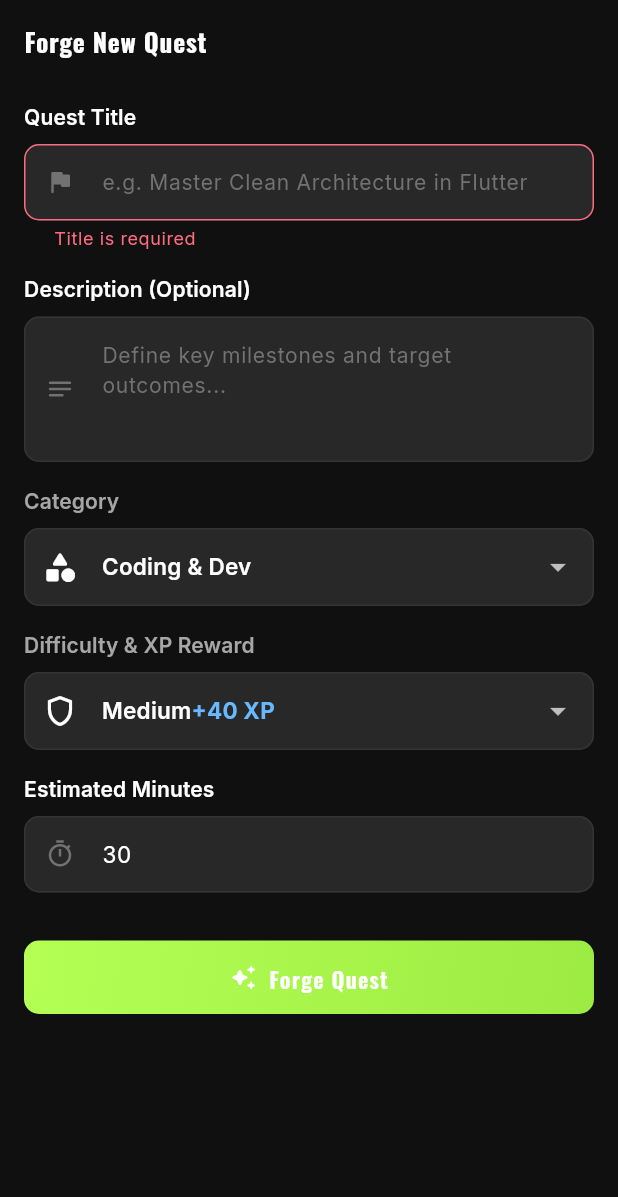
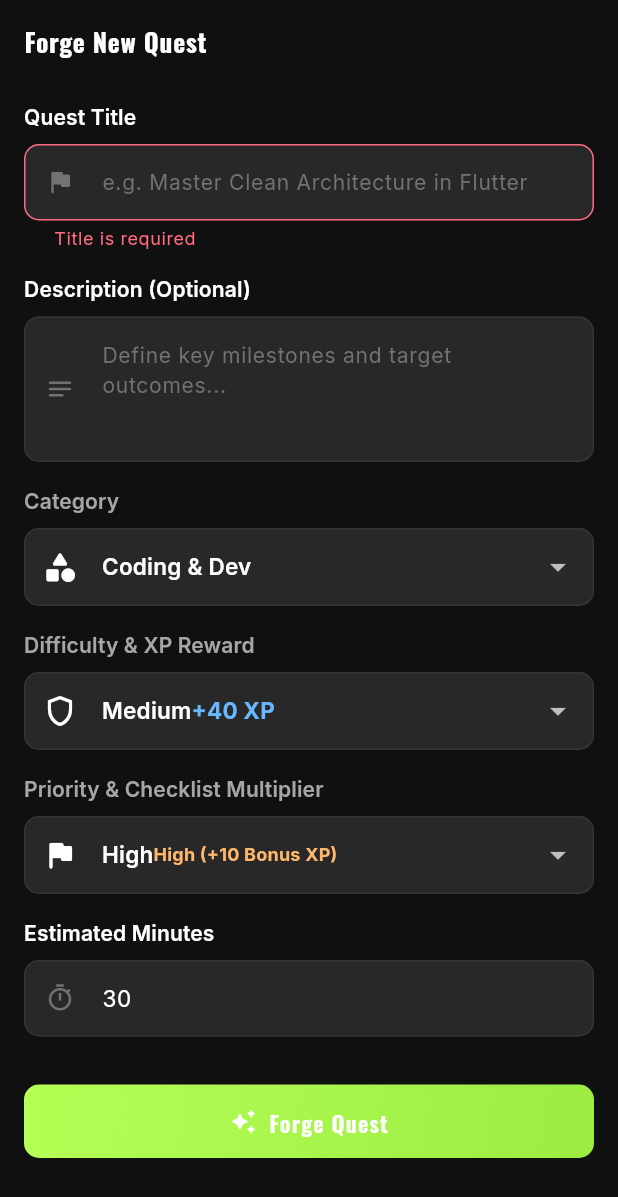
Before and after one commit to sukrut07/Questly, a Flutter app: the CreateQuestScreen screen opened by its route, after a tap on "Forge Quest", on a phone screen of 412 x 824 dp. Shown: the top 1197 px of the screen. Run offline on Flutter 3.47's test engine with Material 3 defaults, Android fonts, the phone set to English and light mode, and no system bars; our stand-ins replace dio, fl_chart, flutter_riverpod, flutter_secure_storage, go_router, google_fonts and 1 more; accounts and stored records are empty.

Commit message:
feat: update XP calculation engine and add priority selector to quest creation

```diff
--- a/mobile/lib/features/dashboard/data/repositories/mock_dashboard_repository.dart
+++ b/mobile/lib/features/dashboard/data/repositories/mock_dashboard_repository.dart
@@ -97,18 +97,21 @@ class MockDashboardRepository implements DashboardRepository {
         .where((q) => q.status != QuestStatus.completed)
         .toList();
 
-    // 1. Earned Quest XP
+    // 1. Earned Quest XP from completed priority tasks
     final earnedQuestXp = completedQuests.fold<int>(
       0,
       (sum, q) => sum + q.xpReward,
     );
 
-    // 2. Earned Subtask XP (10 XP per subtask completed)
-    final completedSubtasksCount = quests
-        .expand((q) => q.subtasks)
-        .where((s) => s.isCompleted)
-        .length;
-    final earnedSubtaskXp = completedSubtasksCount * 10;
+    // 2. Earned Subtask XP from checked checklist items (scaled by priority)
+    var earnedSubtaskXp = 0;
+    for (final q in quests) {
+      final done = q.subtasks.where((s) => s.isCompleted).length;
+      if (done > 0) {
+        earnedSubtaskXp +=
+            done * XpProgressionEngine.calculateSubtaskXp(q.priority);
+      }
+    }
 
     // 3. Earned Focus XP
     final focusSessions = focusRepository != null
--- a/mobile/lib/features/quests/presentation/screens/create_quest_screen.dart
+++ b/mobile/lib/features/quests/presentation/screens/create_quest_screen.dart
@@ -6,6 +6,7 @@ import 'package:questly/app/theme/app_spacing.dart';
 import 'package:questly/core/extensions/context_extensions.dart';
 import 'package:questly/core/utils/validators.dart';
 import 'package:questly/features/dashboard/presentation/providers/dashboard_providers.dart';
+import 'package:questly/features/gamification/domain/engine/xp_progression_engine.dart';
 import 'package:questly/shared/enums/quest_enums.dart';
 import 'package:questly/shared/models/quest.dart';
 import 'package:questly/shared/widgets/app_button.dart';
@@ -26,7 +27,7 @@ class _CreateQuestScreenState extends ConsumerState<CreateQuestScreen> {
 
   QuestCategory _category = QuestCategory.coding;
   QuestDifficulty _difficulty = QuestDifficulty.medium;
-  final QuestPriority _priority = QuestPriority.medium;
+  QuestPriority _priority = QuestPriority.high;
   bool _isLoading = false;
 
   @override
@@ -44,6 +45,12 @@ class _CreateQuestScreenState extends ConsumerState<CreateQuestScreen> {
 
     try {
       final minutes = int.tryParse(_minutesController.text.trim()) ?? 30;
+      final xp = XpProgressionEngine.calculateTaskChecklistXp(
+        priority: _priority,
+        difficulty: _difficulty,
+        estimatedMinutes: minutes,
+      );
+
       final newQuest = Quest(
         id: 'quest_${DateTime.now().millisecondsSinceEpoch}',
         title: _titleController.text.trim(),
@@ -52,7 +59,7 @@ class _CreateQuestScreenState extends ConsumerState<CreateQuestScreen> {
         difficulty: _difficulty,
         priority: _priority,
         estimatedMinutes: minutes,
-        xpReward: _difficulty.xpReward,
+        xpReward: xp,
         createdAt: DateTime.now(),
       );
 
@@ -168,6 +175,48 @@ class _CreateQuestScreenState extends ConsumerState<CreateQuestScreen> {
               ),
               const SizedBox(height: AppSpacing.md),
 
+              // Priority Selector (Checklist XP Multiplier)
+              Text(
+                'Priority & Checklist Multiplier',
+                style: theme.textTheme.titleSmall?.copyWith(
+                  fontWeight: FontWeight.w600,
+                ),
+              ),
+              const SizedBox(height: AppSpacing.xs),
+              DropdownButtonFormField<QuestPriority>(
+                initialValue: _priority,
+                decoration: const InputDecoration(
+                  prefixIcon: Icon(Icons.flag_rounded),
+                ),
+                items: QuestPriority.values.map((p) {
+                  return DropdownMenuItem(
+                    value: p,
+                    child: Row(
+                      mainAxisAlignment: MainAxisAlignment.spaceBetween,
+                      children: [
+                        Text(p.displayName),
+                        Text(
+                          p == QuestPriority.urgent
+                              ? 'Urgent (+20 Bonus XP)'
+                              : p == QuestPriority.high
+                              ? 'High (+10 Bonus XP)'
+                              : p == QuestPriority.medium
+                              ? 'Normal (1.0x)'
+                              : 'Low (0.8x)',
+                          style: TextStyle(
+                            color: p.color,
+                            fontWeight: FontWeight.w700,
+                            fontSize: 12,
+                          ),
+                        ),
+                      ],
+                    ),
+                  );
+                }).toList(),
+                onChanged: (p) => setState(() => _priority = p ?? _priority),
+              ),
+              const SizedBox(height: AppSpacing.md),
+
               // Estimated minutes
               AppTextField(
                 controller: _minutesController,
```
